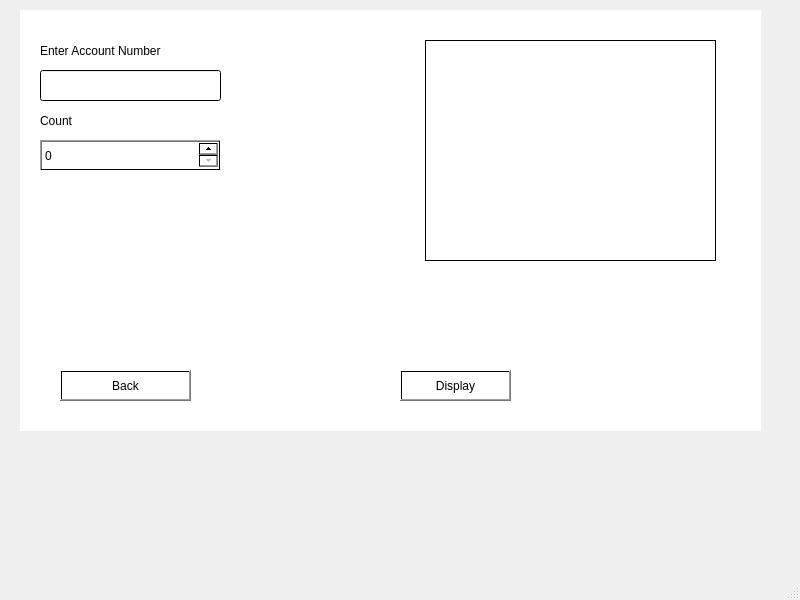
Above: Bank_Client/mainwindow.ui from NadaMohamedMoharram/Bank_System_using_Qt before the change. Below: the same form after it.
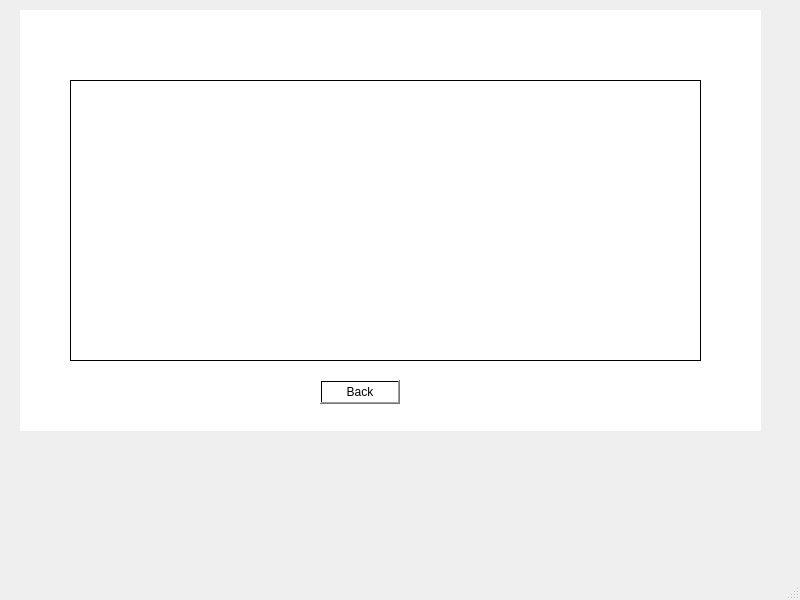
That is the form after the change.

Commit message: adding viewDatabse function

```diff
--- a/Bank_Client/mainwindow.ui
+++ b/Bank_Client/mainwindow.ui
@@ -27,7 +27,7 @@
      <string notr="true">background-color: qlineargradient(spread:pad, x1:0, y1:0, x2:1, y2:0, stop:0 rgba(255, 255, 255, 255), stop:1 rgba(255, 255, 255, 255));</string>
     </property>
     <property name="currentIndex">
-     <number>6</number>
+     <number>7</number>
     </property>
     <widget class="QWidget" name="page">
      <widget class="QLineEdit" name="lineEdit_username">
@@ -635,6 +635,31 @@
       </property>
      </widget>
     </widget>
+    <widget class="QWidget" name="page_8">
+     <widget class="QListWidget" name="LW_AdminViewBankDatabase">
+      <property name="geometry">
+       <rect>
+        <x>50</x>
+        <y>70</y>
+        <width>631</width>
+        <height>281</height>
+       </rect>
+      </property>
+     </widget>
+     <widget class="QPushButton" name="Back_AdminViewBankDatabase_PB">
+      <property name="geometry">
+       <rect>
+        <x>300</x>
+        <y>370</y>
+        <width>80</width>
+        <height>24</height>
+       </rect>
+      </property>
+      <property name="text">
+       <string>Back</string>
+      </property>
+     </widget>
+    </widget>
    </widget>
   </widget>
   <widget class="QMenuBar" name="menubar">
```
Left out of the diff: 6 changed lines with no effect on the pictures. The commit also changes 12 other files.
